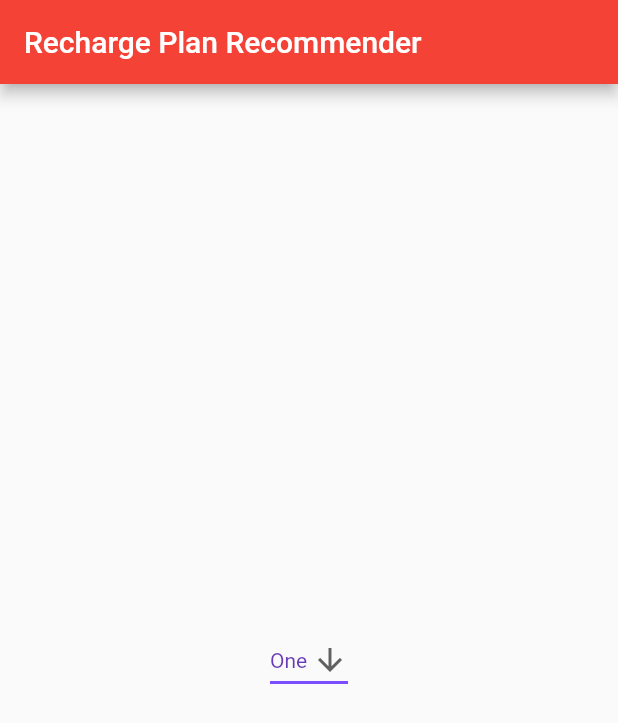
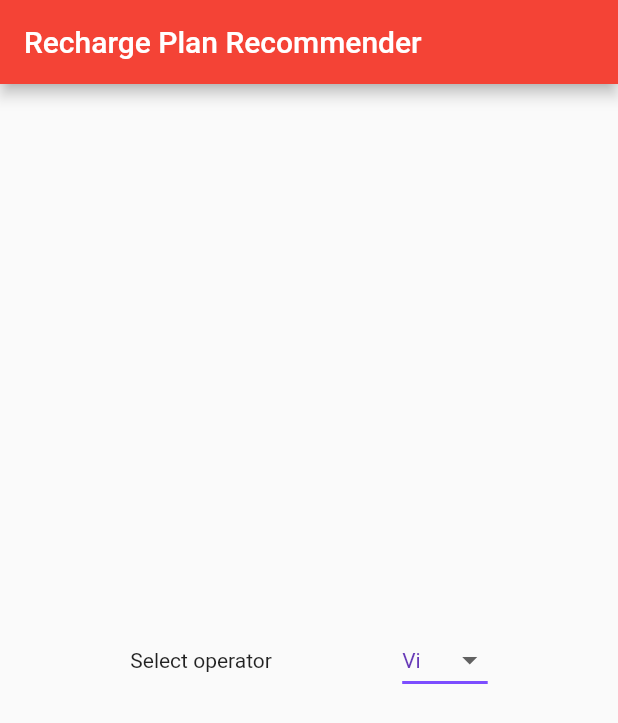
Before and after one commit to xerosanyam/myapp, a Flutter app: the screen it shows after launch, on a phone screen of 412 x 824 dp. Shown: the top 723 px of the screen. Run offline on Flutter 3.47's test engine with Material 2 defaults, Android fonts, the phone set to English and light mode, and no system bars.

Commit message:
show operators

```diff
--- a/lib/constants/app_constants.dart
+++ b/lib/constants/app_constants.dart
@@ -1 +1 @@
-final operators = ['Jio', 'Airtel'];
+final operators = ['Jio', 'Airtel', 'Vi'];
--- a/lib/main.dart
+++ b/lib/main.dart
@@ -1,4 +1,5 @@
 import 'package:flutter/material.dart';
+import 'constants/app_constants.dart';
 
 void main() {
   runApp(MyApp());
@@ -67,10 +68,12 @@ class MyHomePage extends StatefulWidget {
 
 /// This is the private State class that goes with MyStatefulWidget.
 class _MyHomePageState extends State<MyHomePage> {
-  String dropdownValue = 'One';
+  String dropdownValue = 'Vi';
 
   @override
   Widget build(BuildContext context) {
+    print('as $dropdownValue');
+
     return Scaffold(
         appBar: AppBar(
           // Here we take the value from the MyHomePage object that was created by
@@ -78,9 +81,13 @@ class _MyHomePageState extends State<MyHomePage> {
           title: Text(widget.title),
         ),
         body: Center(
-            child: DropdownButton<String>(
+            child: Row(
+          mainAxisAlignment: MainAxisAlignment.spaceEvenly,
+          children: [
+            Text('Select operator'),
+            DropdownButton<String>(
               value: dropdownValue,
-          icon: const Icon(Icons.arrow_downward),
+              // icon: const Icon(Icons.arrow_downward),
               iconSize: 24,
               elevation: 16,
               style: const TextStyle(color: Colors.deepPurple),
@@ -93,13 +100,18 @@ class _MyHomePageState extends State<MyHomePage> {
                   dropdownValue = newValue!;
                 });
               },
-          items: <String>['One', 'Two', 'Free', 'Four']
-              .map<DropdownMenuItem<String>>((String value) {
+              items: operators.map<DropdownMenuItem<String>>((String value) {
                 return DropdownMenuItem<String>(
                     value: value,
-              child: Text(value),
-            );
+                    child: Center(
+                      child: Text(
+                        value,
+                        textAlign: TextAlign.center,
+                      ),
+                    ));
               }).toList(),
+            )
+          ],
         )));
   }
 }
```
Lines whose indentation alone changed are shown as unchanged.
